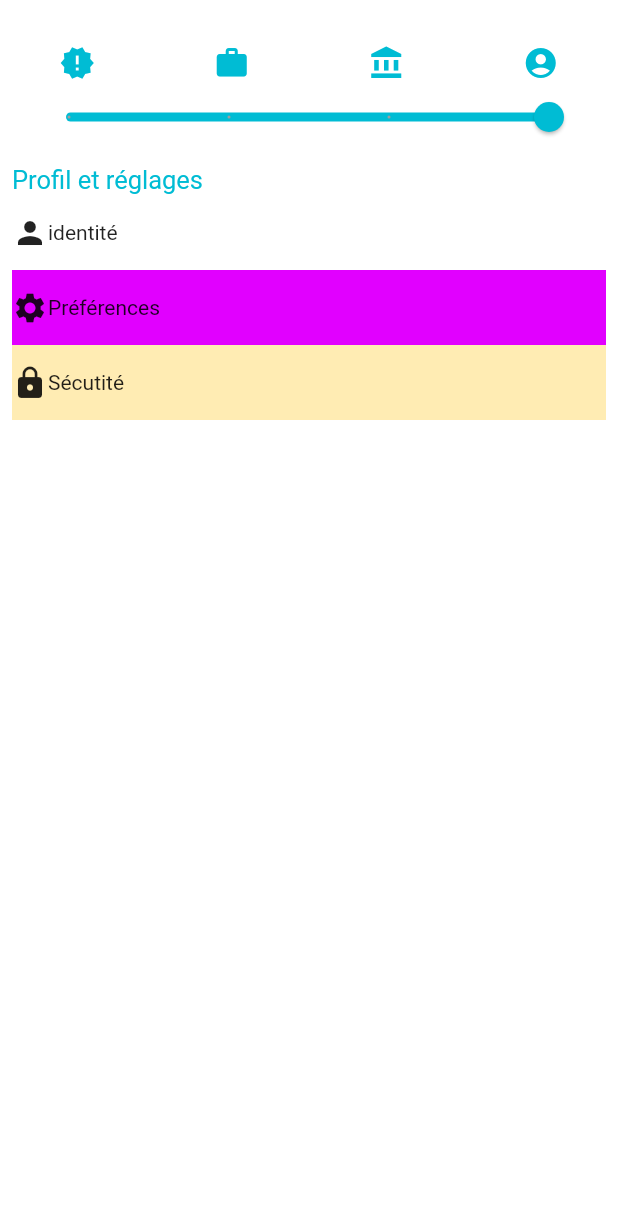
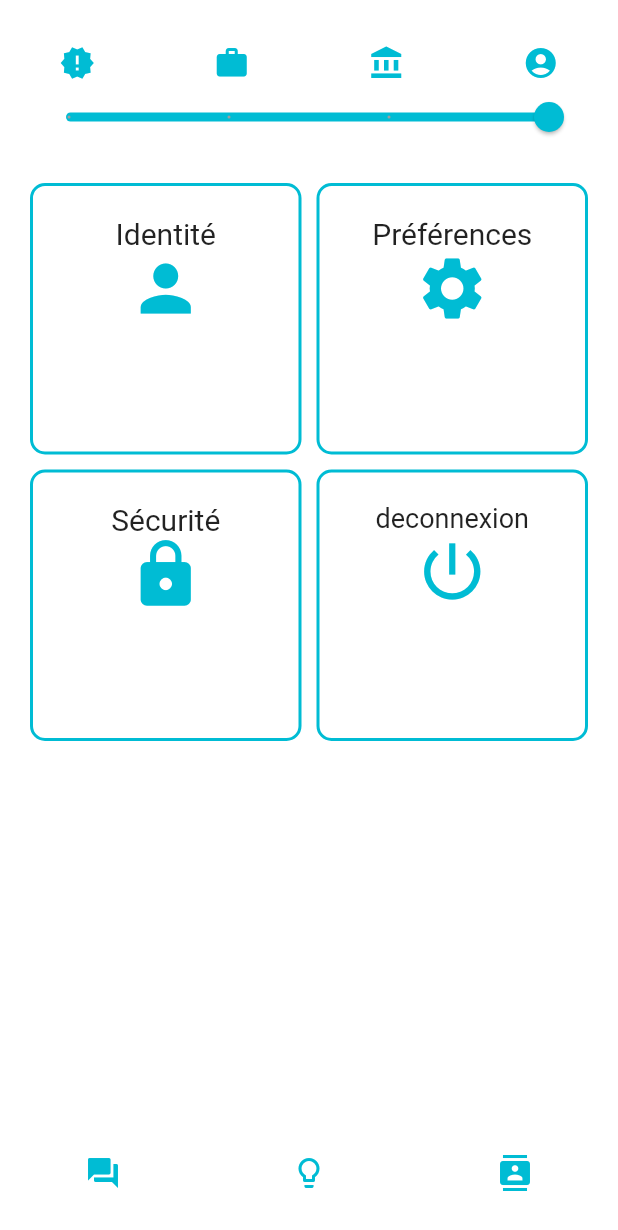
Before and after one commit to stevinho29/appli-mobile-gestion-travail, a Flutter app: the screen it shows once a user with an empty profile is signed in, swiped to page 4, on a phone screen of 412 x 824 dp. Shown: the top 1230 px of the screen. Run offline on Flutter 3.47's test engine with Material 2 defaults, Android fonts, the phone set to English and light mode, and no system bars; our stand-ins replace cloud_firestore, firebase_auth, flutter_spinkit, shared_preferences, shimmer; missing offline and left inert: dart:ffi; accounts and stored records are empty.

Commit message:
user account part ok

```diff
--- a/work_manager/lib/layouts/authenticate/register.dart
+++ b/work_manager/lib/layouts/authenticate/register.dart
@@ -119,9 +119,9 @@ class _RegisterState extends State<Register>{
               TextFormField(
                 style: TextStyle(color: Colors.white),
                 decoration: textInputDecoration.copyWith(hintText: "confirmez votre mdp"),
-                validator: (val) {
+                /*validator: (val) {
                   return val != password  ? "mots de passes sont différents": null;
-                },
+                },*/
                 obscureText: true,
                 onChanged: (val) {}
               ),
@@ -142,7 +142,7 @@ class _RegisterState extends State<Register>{
                       setState(() {
                         loading = true;
                       });
-                      dynamic result = await _authService.registerWithEmailAndPassword(email, password);
+                      dynamic result = await _authService.registerWithEmailAndPassword(name,surname,email, password);
                       if (result == null) {
                         setState(() {
                           loading = false;
--- a/work_manager/lib/layouts/home/account.dart
+++ b/work_manager/lib/layouts/home/account.dart
@@ -1,4 +1,8 @@
 import 'package:flutter/material.dart';
+import 'package:shared_preferences/shared_preferences.dart';
+import 'package:workmanager/layouts/account/account_userIdentity.dart';
+import 'package:workmanager/layouts/account/account_userPassword.dart';
+import 'package:workmanager/services/auth.dart';
 import 'package:workmanager/shared/constants.dart';
 
 class Account extends StatefulWidget {
@@ -11,37 +15,119 @@ class Account extends StatefulWidget {
 
 class _AccountState extends State<Account> {
 
-  final List<String> entries = <String>['A', 'B', 'C'];
-  final List<int> colorCodes = <int>[600, 500, 100];
+  final AuthService _authService = AuthService();
   @override
   Widget build(BuildContext context) {
     // TODO: implement build
-    return ListView(
-      padding: const EdgeInsets.all(8),
+    return Column(
       children: <Widget>[
+        Expanded(
+        child: CustomScrollView(
+          primary: false,
+          slivers: <Widget>[
+            SliverPadding(
+              padding: const EdgeInsets.all(20),
+              sliver: SliverGrid.count(
+                crossAxisSpacing: 10,
+                mainAxisSpacing: 10,
+                crossAxisCount: 2,
+                children: <Widget>[
+                  GestureDetector(
+                    child: Container(
+                      decoration: new BoxDecoration(
+                        color: Colors.white,
+                        borderRadius: const BorderRadius.all(const Radius.circular(10.0)),
+                        border: new Border.all(
+                            color: Colors.cyan,
+                            width: 2.0,
+                            style: BorderStyle.solid) ),
+                      padding: const EdgeInsets.all(20),
+                      child: Column(children: <Widget>[
+                        Text("Identité",style: TextStyle(fontSize: 20),),
+                        Icon(Icons.person,size: 50,color: Colors.cyan,),
+                    ],),
+                  ),
+                  onTap: (){
+                    Navigator.push(
+                      context,
+                      MaterialPageRoute(builder: (context) => Identity()),
+                    );
+                  },),
+                  Container(
+                    decoration: new BoxDecoration(
+                        color: Colors.white,
+                        borderRadius: const BorderRadius.all(const Radius.circular(10.0)),
+                        border: new Border.all(
+                            color: Colors.cyan,
+                            width: 2.0,
+                            style: BorderStyle.solid) ),
+                    padding: const EdgeInsets.all(20),
+                      child: Column(children: <Widget>[
+                        Text("Préférences",style: TextStyle(fontSize: 20)),
+                        Icon(Icons.settings,size: 50,color: Colors.cyan),
+                    ],),
+                  ),
+                    GestureDetector(
+                      child:
+                      Container(
+                        decoration: new BoxDecoration(
+                        color: Colors.white,
+                        borderRadius: const BorderRadius.all(const Radius.circular(10.0)),
+                        border: new Border.all(
+                              color: Colors.cyan,
+                              width: 2.0,
+                              style: BorderStyle.solid) ),
+                        padding: const EdgeInsets.all(20),
+                        child: Column(children: <Widget>[
+                         Text("Sécurité",style: TextStyle(fontSize: 20)),
+                         Icon(Icons.lock,size: 50,color: Colors.cyan),
+                        ],),
+                      ),
+                      onTap:() {
+                        Navigator.push(
+                          context,
+                          MaterialPageRoute(builder: (context) => Password()),
+                        );
+                      },
+                  ),
+                  GestureDetector(
+                    child:Container(
+                    decoration: new BoxDecoration(
+                        color: Colors.white,
+                        borderRadius: const BorderRadius.all(const Radius.circular(10.0)),
+                        border: new Border.all(
+                            color: Colors.cyan,
+                            width: 2.0,
+                            style: BorderStyle.solid) ),
+                    padding: const EdgeInsets.all(20),
+                      child: Column(children: <Widget>[
+                        Text("deconnexion",style: TextStyle(fontSize: 18)),
+                        Icon(Icons.power_settings_new,size: 50,color: Colors.cyan),
+                    ],),
+                  ),
+                    onTap: () async {
+                      await _authService.signOut();
+                      _deleteSharedPrefs();
+                    },
+                  )
+                ],
+              ),
+            ),
+          ],
+        ),
+        ),
         Row(
           children: <Widget>[
-            Text("Profil et réglages",style: TextStyle(fontSize: 17.0,color: Colors.cyan),)
-          ],),
-        Container(
-          height: 50,
-          color: Colors.white,
-          child:  Row(
-              children:<Widget>[Icon(Icons.person), Text('identité')]),
-        ),
-        Container(
-          height: 50,
-          color: Color(0xffe100ff),
-          child: Row(
-              children:<Widget>[Icon(Icons.settings), Text('Préférences')]),
-        ),
-        Container(
-          height: 50,
-          color: Colors.amber[100],
-          child: Row(
-              children:<Widget>[Icon(Icons.lock), Text('Sécutité')]),
-        ),
+            Expanded(child:Icon(Icons.question_answer,color: Colors.cyan,)),
+            Expanded(child:Icon(Icons.lightbulb_outline,color: Colors.cyan)),
+            Expanded(child:Icon(Icons.contacts,color: Colors.cyan))
+          ],
+        )
       ],
     );
   }
 }
+Future<bool> _deleteSharedPrefs() async {
+  final SharedPreferences prefs = await SharedPreferences.getInstance();
+  return prefs.clear();
+}
```
Also changed, not shown: work_manager/lib/layouts/account/account_userIdentity.dart (added, +173 -0 lines), work_manager/lib/layouts/account/account_userPassword.dart (added, +117 -0 lines), work_manager/lib/layouts/account/identity_setting_form.dart (added, +94 -0 lines), work_manager/lib/models/user.dart (+9 -3 lines), work_manager/lib/services/auth.dart (+29 -1 lines), work_manager/lib/services/database.dart (+42 -1 lines).
